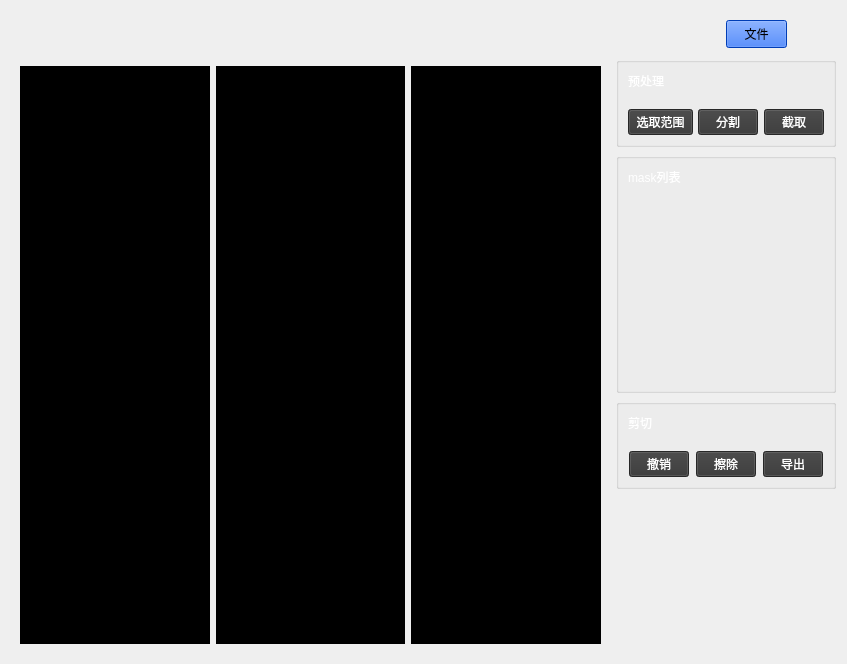
Above: PreDivide/predividewidget.ui from strangerEatWatermelon/learnVTK before the change. Below: the same form after it.
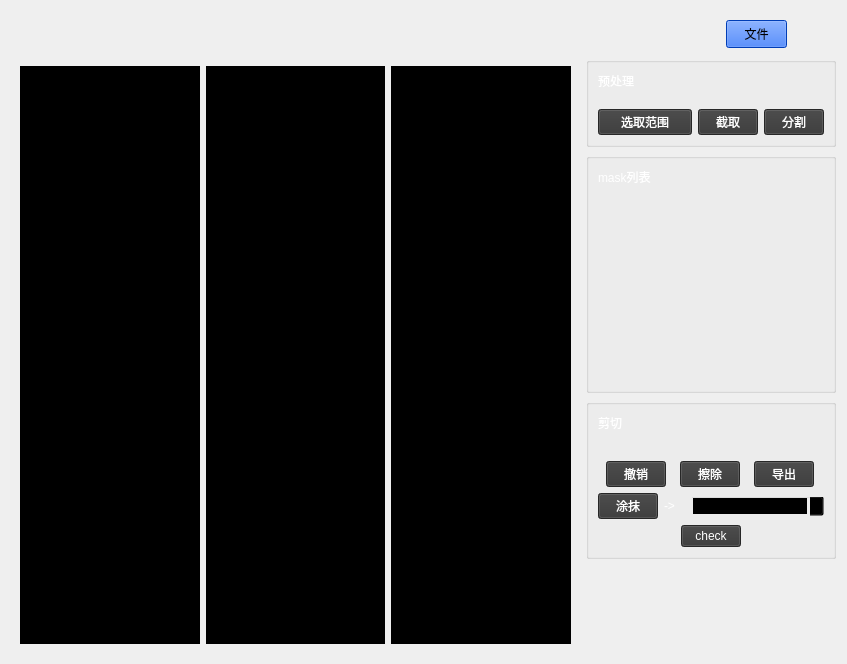
That is the form after the change. Icons and pictures are not drawn.

```diff
--- a/PreDivide/predividewidget.ui
+++ b/PreDivide/predividewidget.ui
@@ -122,7 +122,7 @@
       <widget class="QWidget" name="widget_2" native="true">
        <property name="maximumSize">
         <size>
-         <width>220</width>
+         <width>250</width>
          <height>16777215</height>
         </size>
        </property>
@@ -204,22 +204,6 @@
                </property>
               </widget>
              </item>
-             <item>
-              <widget class="QPushButton" name="m_preBtnDivide">
-               <property name="maximumSize">
-                <size>
-                 <width>60</width>
-                 <height>16777215</height>
-                </size>
-               </property>
-               <property name="styleSheet">
-                <string notr="true">color:rgb(255,255,255);background-color:rgb(54, 54, 54)</string>
-               </property>
-               <property name="text">
-                <string>分割</string>
-               </property>
-              </widget>
-             </item>
              <item>
               <widget class="QPushButton" name="m_preBtnCut">
                <property name="maximumSize">
@@ -236,6 +220,22 @@
                </property>
               </widget>
              </item>
+             <item>
+              <widget class="QPushButton" name="m_preBtnDivide">
+               <property name="maximumSize">
+                <size>
+                 <width>60</width>
+                 <height>16777215</height>
+                </size>
+               </property>
+               <property name="styleSheet">
+                <string notr="true">color:rgb(255,255,255);background-color:rgb(54, 54, 54)</string>
+               </property>
+               <property name="text">
+                <string>分割</string>
+               </property>
+              </widget>
+             </item>
             </layout>
            </item>
           </layout>
@@ -301,8 +301,8 @@
              </property>
              <property name="maximumSize">
               <size>
-               <width>190</width>
-               <height>160</height>
+               <width>16777215</width>
+               <height>16777215</height>
               </size>
              </property>
              <property name="styleSheet">
@@ -318,7 +318,7 @@
           <property name="maximumSize">
            <size>
             <width>16777215</width>
-            <height>90</height>
+            <height>160</height>
            </size>
           </property>
           <property name="styleSheet">
@@ -403,6 +403,93 @@
              </item>
             </layout>
            </item>
+           <item>
+            <layout class="QHBoxLayout" name="horizontalLayout_8">
+             <item>
+              <widget class="QPushButton" name="m_daub">
+               <property name="maximumSize">
+                <size>
+                 <width>60</width>
+                 <height>16777215</height>
+                </size>
+               </property>
+               <property name="styleSheet">
+                <string notr="true">color:rgb(255,255,255);background-color:rgb(54, 54, 54)</string>
+               </property>
+               <property name="text">
+                <string>涂抹</string>
+               </property>
+              </widget>
+             </item>
+             <item>
+              <widget class="QLabel" name="label_4">
+               <property name="maximumSize">
+                <size>
+                 <width>20</width>
+                 <height>16777215</height>
+                </size>
+               </property>
+               <property name="styleSheet">
+                <string notr="true">color:rgb(255,255,255);</string>
+               </property>
+               <property name="text">
+                <string>-&gt;</string>
+               </property>
+              </widget>
+             </item>
+             <item>
+              <widget class="QSpinBox" name="m_daubValue">
+               <property name="focusPolicy">
+                <enum>Qt::NoFocus</enum>
+               </property>
+               <property name="styleSheet">
+                <string notr="true">color:rgb(255,255,255);
+QSpinBox::hover
+
+{
+
+background-color : rgb(0,0,0);
+
+}
+
+QSpinBox::pressed
+
+{
+
+background-color : rgb(0,0,0);
+
+}</string>
+               </property>
+               <property name="minimum">
+                <number>1</number>
+               </property>
+               <property name="maximum">
+                <number>255</number>
+               </property>
+              </widget>
+             </item>
+            </layout>
+           </item>
+           <item>
+            <layout class="QHBoxLayout" name="horizontalLayout_9">
+             <item>
+              <widget class="QPushButton" name="m_CheckLabelCount">
+               <property name="maximumSize">
+                <size>
+                 <width>60</width>
+                 <height>16777215</height>
+                </size>
+               </property>
+               <property name="styleSheet">
+                <string notr="true">color:rgb(255,255,255);background-color:rgb(54, 54, 54)</string>
+               </property>
+               <property name="text">
+                <string>check</string>
+               </property>
+              </widget>
+             </item>
+            </layout>
+           </item>
           </layout>
          </widget>
         </item>
```
Left out of the diff: 5 changed lines with no effect on the pictures.
